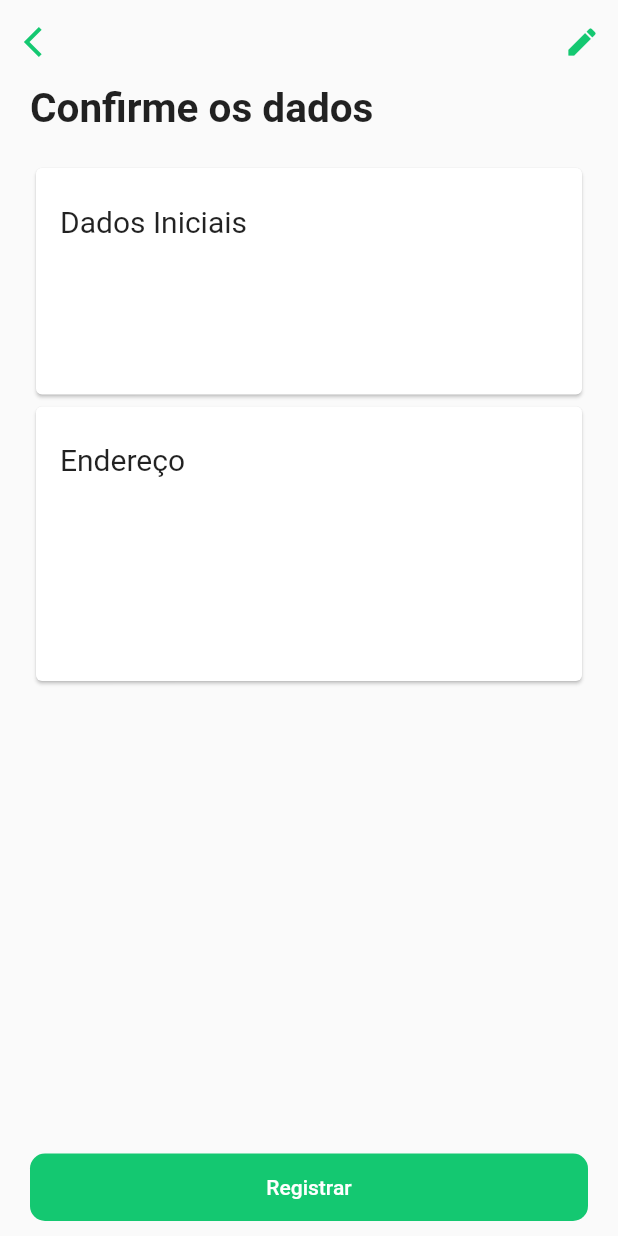
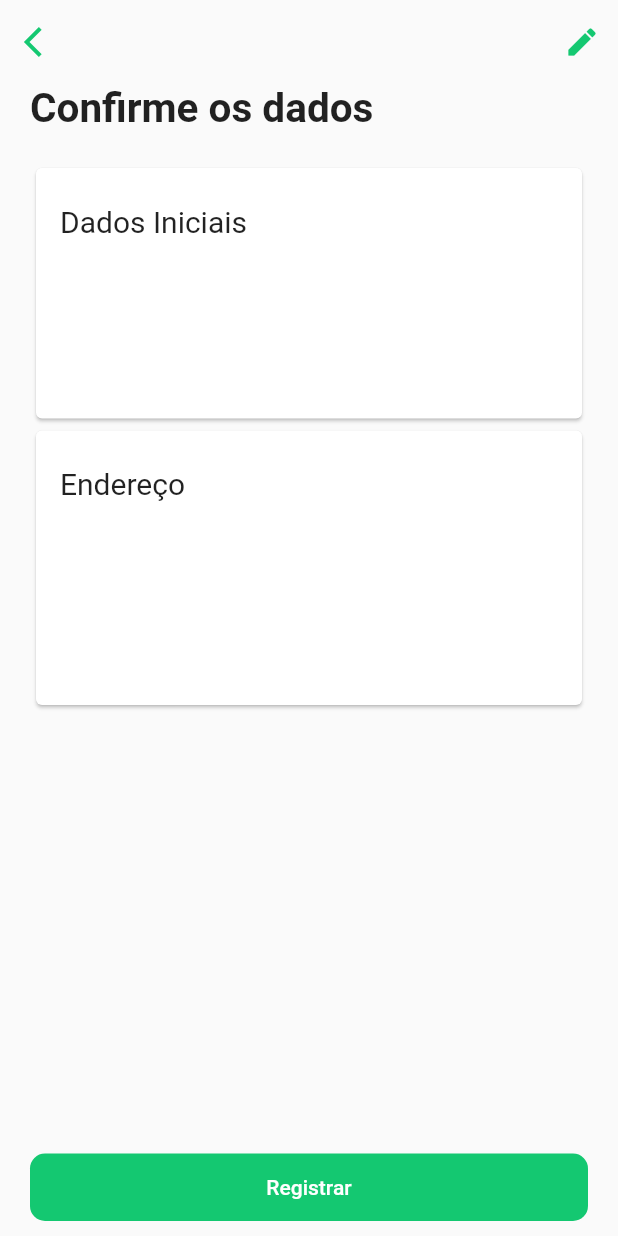
Before and after one commit to SENAIMARKETPLACE/mobile, a Flutter app: the ScreenConfirm screen opened directly, after a tap on "Registrar", on a phone screen of 412 x 824 dp. Run offline on Flutter 3.47's test engine with Material 2 defaults, Android fonts, the phone set to English and light mode, and no system bars; our stand-ins replace brasil_fields, dartz, equatable, flutter_bloc, get_it, shared_preferences; accounts and stored records are empty; network calls fail.

Commit message:
Refactor: Corrigindo Feature Cadastro

```diff
--- a/lib/app.dart
+++ b/lib/app.dart
@@ -1,6 +1,5 @@
+import 'package:cep/src/features/login/presentation/pages/screen_login.dart';
 import 'package:flutter/material.dart';
-
-import 'src/features/login/presentation/pages/screen_login.dart';
 
 class MyApp extends StatelessWidget {
   const MyApp({super.key});
--- a/lib/src/common/hive/register.dart
+++ b/lib/src/common/hive/register.dart
@@ -10,6 +10,7 @@ class Register {
     String? telefone,
     String? nomeFantasia,
     String? razaoSocial,
+    String? responsavel,
     String? cep,
     String? rua,
     String? numero,
@@ -25,6 +26,7 @@ class Register {
       'telefone': telefone ?? '',
       'nomeFantasia': nomeFantasia ?? '',
       'razaoSocial': razaoSocial ?? '',
+      'responsavel': responsavel ?? '',
       'cep': cep ?? '',
       'rua': rua ?? '',
       'numero': numero ?? '',
@@ -63,6 +65,10 @@ class Register {
   Future setRazaoSocial(String razao) async {
     final prefs = await pref;
     return prefs.setString('setRazaoSocial', razao);
+  }
+  Future setResponsavel(String responsavel) async {
+    final prefs = await pref;
+    return prefs.setString('setResponsavel', responsavel);
   }
 
   Future saveCep(String cep) async {
@@ -110,6 +116,7 @@ class Register {
       'telefone': p.getString('setTelefone') ?? '',
       'nomeFantasia': p.getString('setNomeFantasia') ?? '',
       'razaoSocial': p.getString('setRazaoSocial') ?? '',
+      'responsavel': p.getString('setResponsavel') ?? '',
       'cep': p.getString('setCep') ?? '',
       'rua': p.getString('setRua') ?? '',
       'numero': p.getString('setNumero') ?? '',
--- a/lib/src/features/cadastro/data/datasources/company_remote_data_source.dart
+++ b/lib/src/features/cadastro/data/datasources/company_remote_data_source.dart
@@ -19,15 +19,13 @@ class CompanyRemoteDataSourceImpl implements ICompanyRemoteDataSource {
 
   @override
   Future<Unit> register({required CompanyModel company}) async {
-    const url = 'http://192.168.208.1:8000/api/business';
+    var url = 'http://192.168.1.41:8000/api/business';
     final requestBody = company.toJson();
     final response = await client.post(
       Uri.parse(url),
       body: requestBody,
       headers: {'content-type': 'application/json'},
     );
-
-    log('${response.statusCode}');
 
     if (response.statusCode == 201 || response.statusCode == 200) {
       return Future.value(unit);
--- a/lib/src/features/cadastro/data/models/company_model.dart
+++ b/lib/src/features/cadastro/data/models/company_model.dart
@@ -1,7 +1,6 @@
 import 'dart:convert';
 
 import 'package:cep/src/features/cadastro/data/models/address_model.dart';
-import 'package:cep/src/features/cadastro/domain/entities/address.dart';
 import 'package:cep/src/features/cadastro/domain/entities/company.dart';
 
 class CompanyModel extends Company {
@@ -14,7 +13,7 @@ class CompanyModel extends Company {
   final String nomeFantasiaModel;
   final AddressModel enderecoModel;
   final String logoModel;
-  final String? nomeProprietarioModel;
+  final String nomeProprietarioModel;
 
   const CompanyModel({
     required this.idModel,
@@ -26,7 +25,7 @@ class CompanyModel extends Company {
     required this.razaoSocialModel,
     required this.enderecoModel,
     required this.logoModel,
-    this.nomeProprietarioModel,
+    required this.nomeProprietarioModel,
   }) : super(
           id: idModel,
           cnpj: cnpjModel,
@@ -42,8 +41,8 @@ class CompanyModel extends Company {
 
   factory CompanyModel.fromEntity(Company company) {
     return CompanyModel(
-      logoModel: '',
-      nomeProprietarioModel: '',
+      logoModel: company.logo,
+      nomeProprietarioModel: company.nomeProprietario,
       idModel: company.id,
       cnpjModel: company.cnpj,
       razaoSocialModel: company.razaoSocial,
@@ -91,12 +90,11 @@ class CompanyModel extends Company {
       'razao_social': razaoSocialModel,
       'cnpj': cnpjModel,
       'telefone': telefoneModel,
-      'url_logo': logoModel,
+      'url_logo': 'Minha Imagem',
       'email': emailModel,
       'senha': senhaModel,
-      'endereco': enderecoModel,
-      // 'nome_proprietario': nomeProprietarioModel,
-      // 'id': idModel,
+      'endereco': enderecoModel.toMap(),
+      'nome_proprietario': nomeProprietarioModel,
     };
   }
 
@@ -112,6 +110,5 @@ class CompanyModel extends Company {
         emailModel,
         senhaModel,
         enderecoModel,
-        // produtoModel,
       ];
 }
--- a/lib/src/features/cadastro/domain/entities/company.dart
+++ b/lib/src/features/cadastro/domain/entities/company.dart
@@ -11,7 +11,7 @@ class Company extends Equatable {
   final String razaoSocial;
   final Address endereco;
   final String logo;
-  final String? nomeProprietario;
+  final String nomeProprietario;
 
   const Company({
     required this.id,
@@ -23,7 +23,7 @@ class Company extends Equatable {
     required this.nomeFantasia,
     required this.endereco,
     required this.logo,
-    this.nomeProprietario,
+    required this.nomeProprietario,
   });
 
   factory Company.instance() {
--- a/lib/src/features/cadastro/presentation/bloc/register_company_state.dart
+++ b/lib/src/features/cadastro/presentation/bloc/register_company_state.dart
@@ -38,6 +38,7 @@ class RegisterCompanyState extends Equatable {
           senha: '',
           razaoSocial: '',
           nomeFantasia: '',
+          nomeProprietario: '',
           endereco: Address(
             cep: '',
             numero: '',
--- a/lib/src/features/cadastro/presentation/view/screen_confirm.dart
+++ b/lib/src/features/cadastro/presentation/view/screen_confirm.dart
@@ -4,6 +4,8 @@ import 'package:cep/src/features/cadastro/domain/entities/address.dart';
 import 'package:cep/src/features/cadastro/domain/entities/company.dart';
 import 'package:cep/src/features/cadastro/presentation/bloc/register_company_bloc.dart';
 import 'package:cep/src/features/cadastro/presentation/bloc/register_company_event.dart';
+import 'package:cep/src/features/cadastro/presentation/bloc/register_company_state.dart';
+import 'package:cep/src/features/login/presentation/pages/screen_login.dart';
 import 'package:flutter/material.dart';
 import 'package:flutter_bloc/flutter_bloc.dart';
 import 'package:cep/src/dependency_assembly.dart' as di;
@@ -18,6 +20,32 @@ class ScreenConfirm extends StatefulWidget {
 class _ScreenConfirmState extends State<ScreenConfirm> {
   List<String> data = [];
   int count = 0;
+  var snackbarSucess = const SnackBar(
+    shape: RoundedRectangleBorder(
+      borderRadius: BorderRadius.only(
+          topLeft: Radius.circular(15), topRight: Radius.circular(15)),
+    ),
+    content: Text(
+      'Cadastro realizado com sucesso',
+      style: TextStyle(
+        fontSize: 15,
+      ),
+    ),
+    backgroundColor: Colors.green,
+  );
+  var snackbarError = const SnackBar(
+    shape: RoundedRectangleBorder(
+      borderRadius: BorderRadius.only(
+          topLeft: Radius.circular(15), topRight: Radius.circular(15)),
+    ),
+    content: Text(
+      'Erro ao cadastrar. Tente novamente mais tarde.',
+      style: TextStyle(
+        fontSize: 15,
+      ),
+    ),
+    backgroundColor: Colors.red,
+  );
 
   Future<Map<String, String>> loadData() async {
     return await Register().loadDate();
@@ -59,12 +87,12 @@ class _ScreenConfirmState extends State<ScreenConfirm> {
           future: loadData(),
           builder: (context, snapshot) {
             switch (snapshot.connectionState) {
+              case ConnectionState.active:
               case ConnectionState.none:
               case ConnectionState.waiting:
                 return const Center(
                   child: CircularProgressIndicator(),
                 );
-              case ConnectionState.active:
               case ConnectionState.done:
                 Map map = snapshot.data ?? {};
                 return Container(
@@ -90,6 +118,7 @@ class _ScreenConfirmState extends State<ScreenConfirm> {
                               Text(map['cnpj']),
                               Text(map['nomeFantasia']),
                               Text(map['razaoSocial']),
+                              Text(map['responsavel']),
                               Text(map['email']),
                               Text(map['telefone']),
                             ],
@@ -144,6 +173,7 @@ class _ScreenConfirmState extends State<ScreenConfirm> {
                                   telefone: map['telefone'],
                                   senha: map['senha'],
                                   razaoSocial: map['razaoSocial'],
+                                  nomeProprietario: map['responsavel'],
                                   nomeFantasia: map['nomeFantasia'],
                                   endereco: Address(
                                     cep: map['cep'],
@@ -162,6 +192,19 @@ class _ScreenConfirmState extends State<ScreenConfirm> {
                                 context
                                     .read<RegisterCompanyBloc>()
                                     .add(SetCompanyEvent(company: company));
+
+                                if (state.status ==
+                                    RegisterCompanyStatus.sucess) {
+                                  ScaffoldMessenger.of(context)
+                                      .showSnackBar(snackbarSucess);
+                                  Navigator.of(context).push(MaterialPageRoute(
+                                      builder: (context) =>
+                                          const ScreenLogin()));
+                                } else if (state.status ==
+                                    RegisterCompanyStatus.error) {
+                                  ScaffoldMessenger.of(context)
+                                      .showSnackBar(snackbarError);
+                                }
                               },
                               child: const Text(
                                 'Registrar',
--- a/lib/src/features/cadastro/presentation/view/screen_data_access.dart
+++ b/lib/src/features/cadastro/presentation/view/screen_data_access.dart
@@ -21,7 +21,7 @@ class _ScreenDataAcessState extends State<ScreenDataAcess> {
   final controllerPassoword = TextEditingController();
   final controllerRepeatPassword = TextEditingController();
   final controllerTelefone = TextEditingController();
-  bool isExibe = false;
+  bool isExibe = true;
 
   @override
   Widget build(BuildContext context) {
```
Also changed, not shown: lib/src/core/utils/sollaris_text_field.dart (+11 -4 lines), lib/src/features/cadastro/presentation/view/screen_ initial_info.dart (+19 -5 lines), lib/src/features/home/presentation/screen_home.dart (+16 -2 lines), 4 other files.
